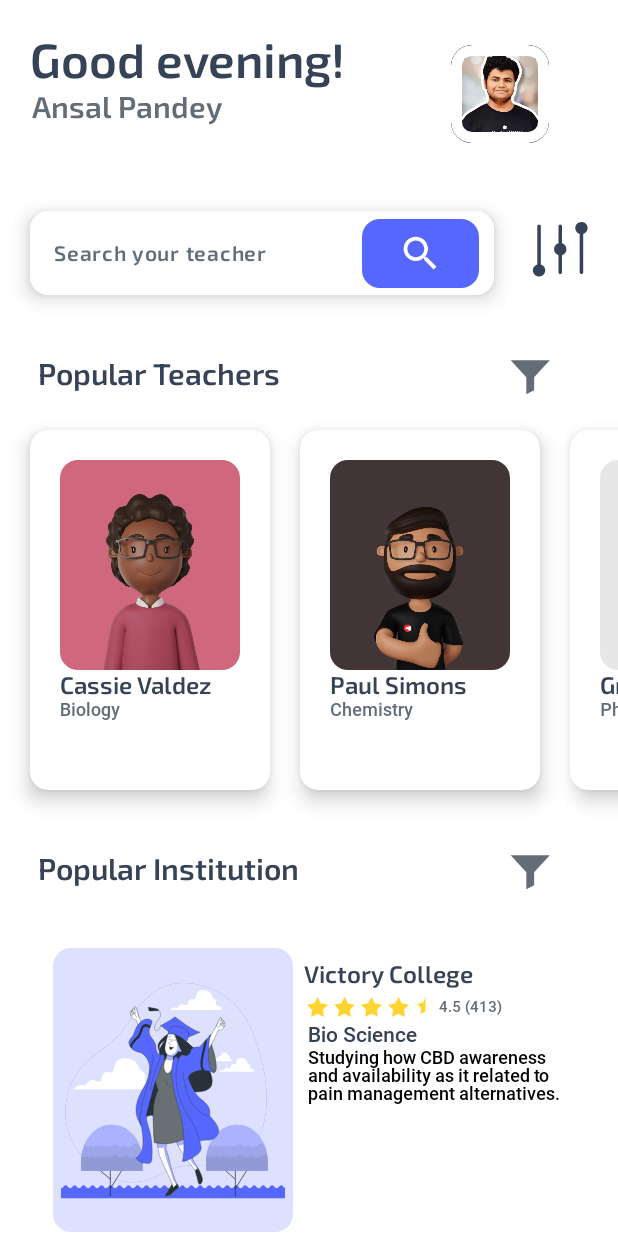
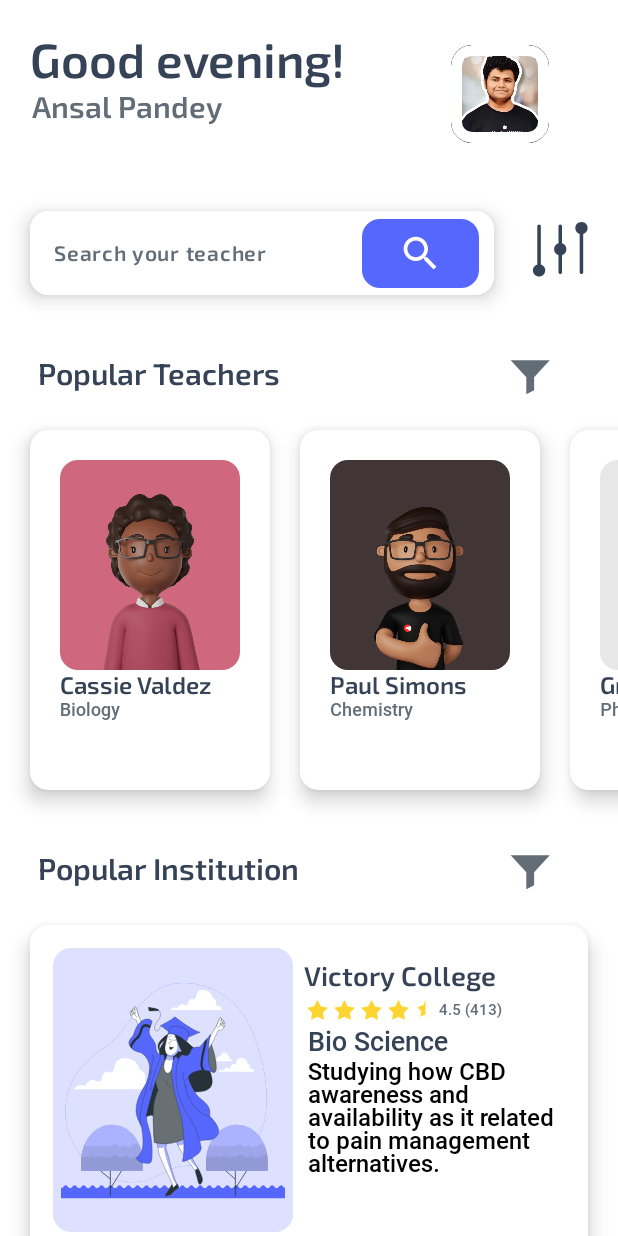
Before and after one commit to Ansalpandey/EducationApp, an Android app built with Jetpack Compose: the @Preview function MainScreenPreview, on a phone screen of 412 x 824 dp. Run offline under Robolectric (Android 15) with nearby library versions, the phone set to English and light mode, and no system bars.

Commit message:
UI Stability Updated for Immense performance.

```diff
--- a/app/src/main/java/com/organisation/educationui/MainActivity.kt
+++ b/app/src/main/java/com/organisation/educationui/MainActivity.kt
@@ -6,6 +6,7 @@ import androidx.activity.compose.setContent
 import androidx.compose.foundation.layout.fillMaxSize
 import androidx.compose.material3.Surface
 import androidx.compose.ui.Modifier
+import com.organisation.educationui.screens.MainScreen
 import com.organisation.educationui.ui.theme.Background
 import com.organisation.educationui.ui.theme.EducationUITheme
 
@@ -15,7 +16,9 @@ class MainActivity : ComponentActivity() {
     setContent {
       EducationUITheme {
         // A surface container using the 'background' color from the theme
-        Surface(modifier = Modifier.fillMaxSize(), color = Background) {}
+        Surface(modifier = Modifier.fillMaxSize(), color = Background) {
+          MainScreen()
+        }
       }
     }
   }
--- a/app/src/main/java/com/organisation/educationui/screens/InstituteCard.kt
+++ b/app/src/main/java/com/organisation/educationui/screens/InstituteCard.kt
@@ -1,10 +1,13 @@
 package com.organisation.educationui.screens
 
 import androidx.compose.foundation.Image
+import androidx.compose.foundation.background
+import androidx.compose.foundation.clickable
 import androidx.compose.foundation.layout.Arrangement
 import androidx.compose.foundation.layout.Column
 import androidx.compose.foundation.layout.Row
 import androidx.compose.foundation.layout.fillMaxSize
+import androidx.compose.foundation.layout.fillMaxWidth
 import androidx.compose.foundation.layout.height
 import androidx.compose.foundation.layout.padding
 import androidx.compose.foundation.layout.size
@@ -17,6 +20,8 @@ import androidx.compose.material3.Text
 import androidx.compose.runtime.Composable
 import androidx.compose.ui.Alignment
 import androidx.compose.ui.Modifier
+import androidx.compose.ui.draw.clip
+import androidx.compose.ui.draw.shadow
 import androidx.compose.ui.graphics.Color
 import androidx.compose.ui.res.painterResource
 import androidx.compose.ui.text.font.FontWeight
@@ -42,15 +47,13 @@ fun InstituteCard(
   image: Int,
 ) {
   Card(
-    modifier = modifier.height(220.dp).width(380.dp).fillMaxSize(),
+    modifier = modifier.height(220.dp).fillMaxWidth().fillMaxSize().shadow(elevation = 8.dp, shape = RoundedCornerShape(12.dp)),
     shape = RoundedCornerShape(12.dp),
     colors = CardDefaults.cardColors(Color.White)
   ) {
     Row(modifier = modifier.padding(15.dp)) {
-      Card(
-        modifier = modifier.height(190.dp).width(160.dp),
-        shape = RoundedCornerShape(12.dp),
-        colors = CardDefaults.cardColors(backgroundColor)
+      Column(
+        modifier = modifier.height(190.dp).width(160.dp).clip(shape = RoundedCornerShape(12.dp)).background(backgroundColor)
       ) {
         Image(
           modifier = modifier.size(190.dp).padding(5.dp),
@@ -61,7 +64,7 @@ fun InstituteCard(
       Column {
         Text(
           text = collegeName,
-          fontSize = 16.sp,
+          fontSize = 18.sp,
           modifier = modifier.padding(top = 7.dp, start = 7.dp),
           fontFamily = ExoFamily,
           fontWeight = FontWeight.SemiBold,
@@ -113,7 +116,7 @@ fun InstituteCard(
         Column(modifier = modifier.padding(start = 10.dp, top = 2.dp)) {
           Text(
             text = subject,
-            fontSize = 14.sp,
+            fontSize = 18.sp,
             fontFamily = RobotoFamily,
             fontWeight = FontWeight.SemiBold,
             color = TextColor
@@ -121,12 +124,12 @@ fun InstituteCard(
 
           Text(
             text = description,
-            fontSize = 12.sp,
+            fontSize = 16.sp,
             fontFamily = RobotoFamily,
             fontWeight = FontWeight.Normal,
             color = Color.Black,
             maxLines = 10,
-            lineHeight = 12.sp
+            lineHeight = 15.sp
           )
         }
       }
--- a/app/src/main/java/com/organisation/educationui/screens/MainScreen.kt
+++ b/app/src/main/java/com/organisation/educationui/screens/MainScreen.kt
@@ -27,7 +27,6 @@ import androidx.compose.material3.Text
 import androidx.compose.material3.TextField
 import androidx.compose.material3.TextFieldDefaults
 import androidx.compose.runtime.Composable
-import androidx.compose.runtime.Stable
 import androidx.compose.runtime.getValue
 import androidx.compose.runtime.mutableStateOf
 import androidx.compose.runtime.remember
@@ -56,10 +55,10 @@ import com.organisation.educationui.ui.theme.TextColor
 import com.organisation.educationui.ui.theme.TextColorDescription
 import com.organisation.educationui.ui.theme.TextColorSkip
 
-@Stable
 @OptIn(ExperimentalMaterial3Api::class)
 @Composable
 fun MainScreen() {
+
   Column(modifier = Modifier.verticalScroll(rememberScrollState())) {
     Row() {
       Column {
@@ -180,7 +179,11 @@ fun MainScreen() {
         subject = "Biology",
         backgroundColor = TeacherCard1,
         image = R.drawable.firstperson,
-        modifier = Modifier
+        modifier =
+          Modifier.clickable(
+            indication = null,
+            interactionSource = remember { MutableInteractionSource() }
+          ) {}
       )
       Spacer(modifier = Modifier.width(20.dp))
       CardTeachers(
@@ -188,7 +191,11 @@ fun MainScreen() {
         subject = "Chemistry",
         backgroundColor = TeacherCard2,
         image = R.drawable.secondperson,
-        modifier = Modifier
+        modifier =
+          Modifier.clickable(
+            indication = null,
+            interactionSource = remember { MutableInteractionSource() }
+          ) {}
       )
       Spacer(modifier = Modifier.width(20.dp))
       CardTeachers(
@@ -196,7 +203,11 @@ fun MainScreen() {
         subject = "Physics",
         backgroundColor = TeacherCard3,
         image = R.drawable.thirdperson,
-        modifier = Modifier
+        modifier =
+          Modifier.clickable(
+            indication = null,
+            interactionSource = remember { MutableInteractionSource() }
+          ) {}
       )
       Spacer(modifier = Modifier.width(20.dp))
       CardTeachers(
@@ -204,8 +215,13 @@ fun MainScreen() {
         subject = "Bio Science",
         backgroundColor = TeacherCard4,
         image = R.drawable.fourthperson,
-        modifier = Modifier
+        modifier =
+          Modifier.clickable(
+            indication = null,
+            interactionSource = remember { MutableInteractionSource() }
+          ) {}
       )
+      Spacer(modifier = Modifier.width(20.dp))
     }
 
     Spacer(modifier = Modifier.height(40.dp))
@@ -227,7 +243,11 @@ fun MainScreen() {
     Spacer(modifier = Modifier.height(20.dp))
     Column(modifier = Modifier.padding(start = 20.dp, end = 20.dp)) {
       InstituteCard(
-        modifier = Modifier,
+        modifier =
+          Modifier.clickable(
+            indication = null,
+            interactionSource = remember { MutableInteractionSource() }
+          ) {},
         collegeName = "Victory College",
         rating = "4.5",
         reviews = "413",
@@ -239,7 +259,11 @@ fun MainScreen() {
       )
       Spacer(modifier = Modifier.height(20.dp))
       InstituteCard(
-        modifier = Modifier,
+        modifier =
+          Modifier.clickable(
+            indication = null,
+            interactionSource = remember { MutableInteractionSource() }
+          ) {},
         collegeName = "New Montana",
         rating = "4.1",
         reviews = "354",
@@ -250,7 +274,11 @@ fun MainScreen() {
       )
       Spacer(modifier = Modifier.height(20.dp))
       InstituteCard(
-        modifier = Modifier,
+        modifier =
+          Modifier.clickable(
+            indication = null,
+            interactionSource = remember { MutableInteractionSource() }
+          ) {},
         collegeName = "Susipwan Institute",
         rating = "3.0",
         reviews = "745",
--- a/app/src/main/java/com/organisation/educationui/screens/TeacherCard.kt
+++ b/app/src/main/java/com/organisation/educationui/screens/TeacherCard.kt
@@ -1,17 +1,20 @@
 package com.organisation.educationui.screens
 
 import androidx.compose.foundation.Image
+import androidx.compose.foundation.background
 import androidx.compose.foundation.layout.Column
 import androidx.compose.foundation.layout.height
 import androidx.compose.foundation.layout.padding
 import androidx.compose.foundation.layout.size
 import androidx.compose.foundation.layout.width
+import androidx.compose.foundation.shape.CornerSize
 import androidx.compose.foundation.shape.RoundedCornerShape
 import androidx.compose.material3.Card
 import androidx.compose.material3.CardDefaults
 import androidx.compose.material3.Text
 import androidx.compose.runtime.Composable
 import androidx.compose.ui.Modifier
+import androidx.compose.ui.draw.clip
 import androidx.compose.ui.draw.shadow
 import androidx.compose.ui.graphics.Color
 import androidx.compose.ui.res.painterResource
@@ -21,6 +24,7 @@ import androidx.compose.ui.unit.dp
 import androidx.compose.ui.unit.sp
 import com.organisation.educationui.ui.theme.ExoFamily
 import com.organisation.educationui.ui.theme.RobotoFamily
+import com.organisation.educationui.ui.theme.TeacherCard1
 import com.organisation.educationui.ui.theme.TextColor
 import com.organisation.educationui.ui.theme.TextColorDescription
 
@@ -42,9 +46,13 @@ fun CardTeachers(
     shape = RoundedCornerShape(12.dp),
     colors = CardDefaults.cardColors(Color.White)
   ) {
-    Card(
-      modifier = modifier.height(160.dp).width(140.dp).padding(start = 20.dp, top = 20.dp),
-      colors = CardDefaults.cardColors(backgroundColor)
+    Column(
+      modifier =
+        modifier
+          .height(160.dp)
+          .width(140.dp)
+          .padding(start = 20.dp, top = 20.dp)
+          .clip(shape = RoundedCornerShape(12.dp)).background(backgroundColor)
     ) {
       Column() {
         Image(
```
